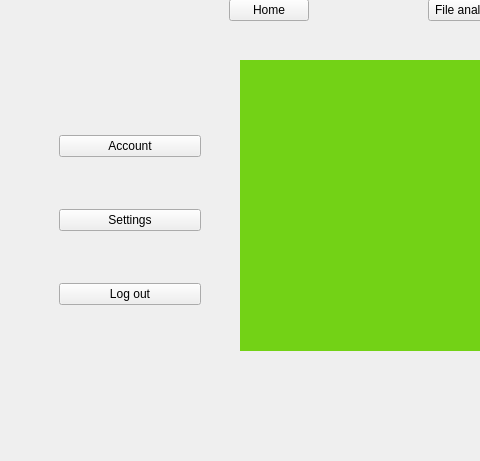
Dimitrios-Mourtzilas/Business-Strategy, file MainWindow.ui: the form before one commit; both pictures show x 0 to 480 and y 130 to 591 of the 914 by 591 pixel window.
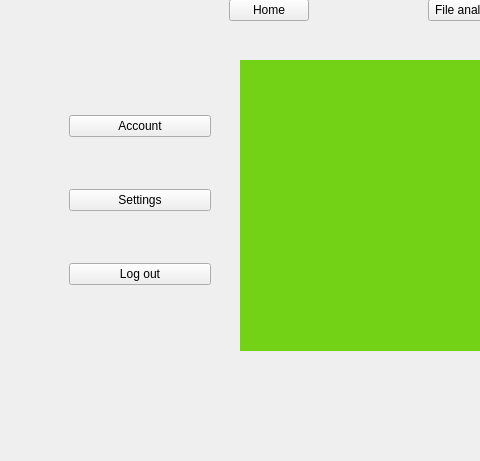
The form after the commit.

Diff of the .ui file:
```diff
--- a/MainWindow.ui
+++ b/MainWindow.ui
@@ -16,8 +16,8 @@
   <widget class="QFrame" name="user_menu">
    <property name="geometry">
     <rect>
-     <x>50</x>
-     <y>210</y>
+     <x>60</x>
+     <y>190</y>
      <width>160</width>
      <height>281</height>
     </rect>
```
Left out of the diff: 19 changed lines with no effect on the pictures.
